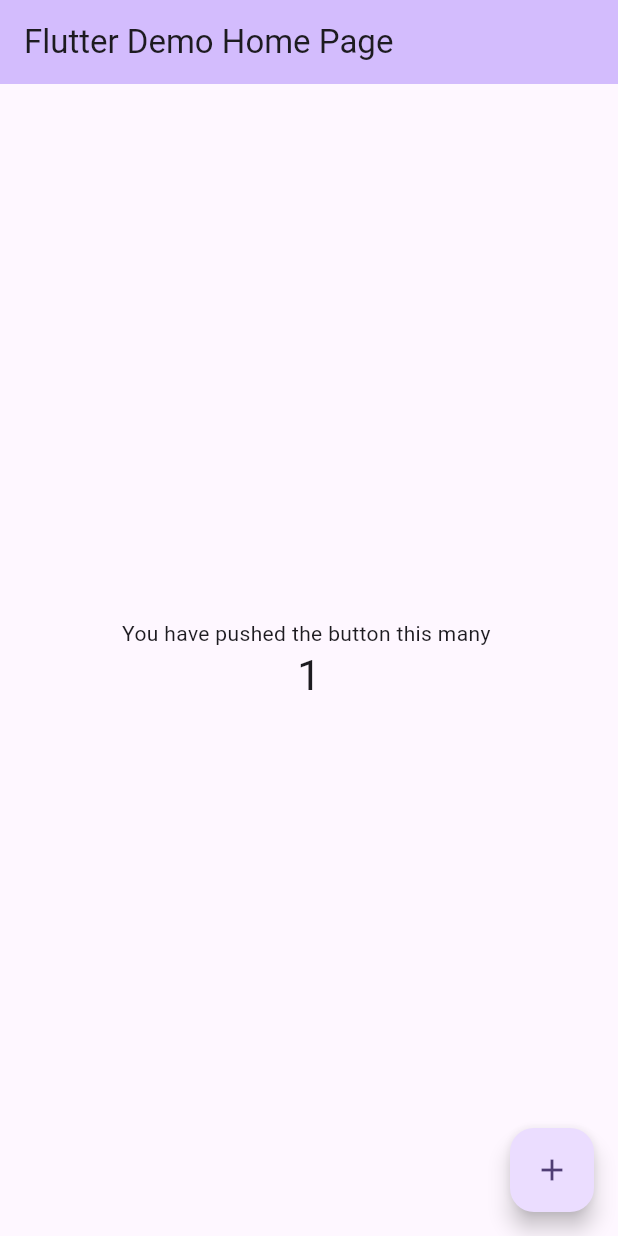
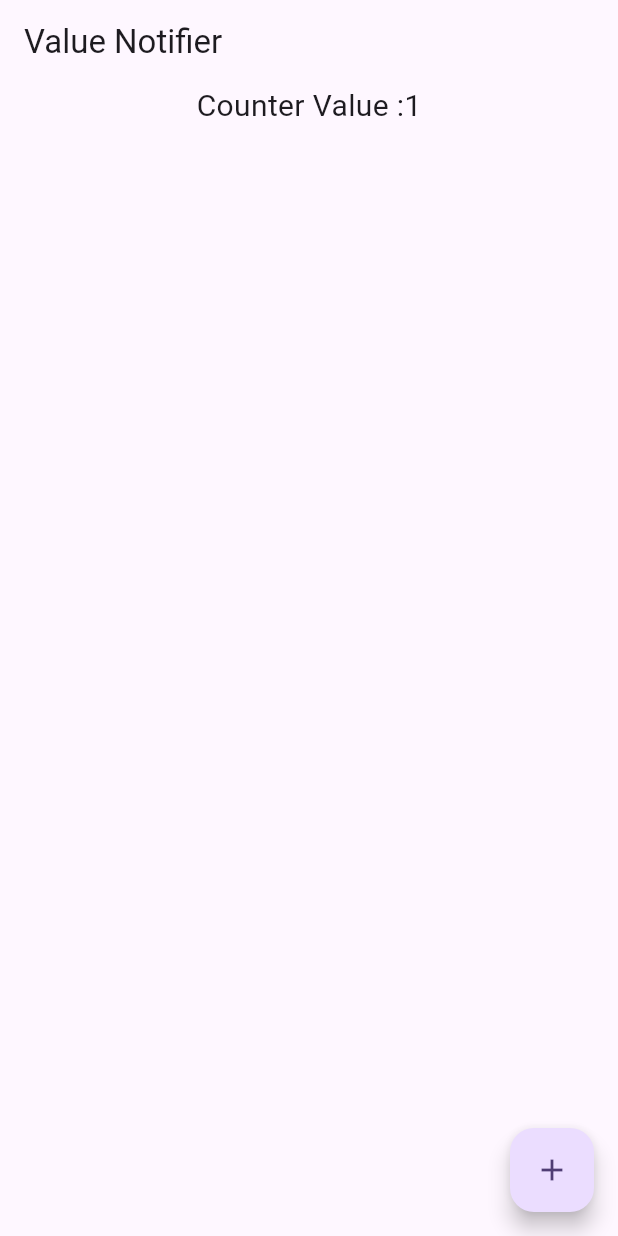
Before and after one commit to VinayTShetty/Flutter-Tutorials, a Flutter app: the screen it shows after launch, after a tap on the "add" icon, on a phone screen of 412 x 824 dp. Run offline on Flutter 3.47's test engine with Material 3 defaults, Android fonts, the phone set to English and light mode, and no system bars.

Commit message:
Basic implementation of ValueNotifier.

```diff
--- a/lib/main.dart
+++ b/lib/main.dart
@@ -1,4 +1,5 @@
 import 'package:flutter/material.dart';
+import 'package:statemanagement/screen/valuenotefier.dart';
 
 void main() {
   runApp(const MyApp());
@@ -15,55 +16,7 @@ class MyApp extends StatelessWidget {
         colorScheme: ColorScheme.fromSeed(seedColor: Colors.deepPurple),
         useMaterial3: true,
       ),
-      home: const MyHomePage(title: 'Flutter Demo Home Page'),
+      home: ValueNotifierCounter(),
     );
   }
 }
-
-class MyHomePage extends StatefulWidget {
-  const MyHomePage({super.key, required this.title});
-
-  final String title;
-
-  @override
-  State<MyHomePage> createState() => _MyHomePageState();
-}
-
-class _MyHomePageState extends State<MyHomePage> {
-  int _counter = 0;
-
-  void _incrementCounter() {
-    setState(() {
-      _counter++;
-    });
-  }
-
-  @override
-  Widget build(BuildContext context) {
-    return Scaffold(
-      appBar: AppBar(
-        backgroundColor: Theme.of(context).colorScheme.inversePrimary,
-        title: Text(widget.title),
-      ),
-      body: Center(
-        child: Column(
-          mainAxisAlignment: MainAxisAlignment.center,
-          children: <Widget>[
-            const Text(
-              'You have pushed the button this many ',
-            ),
-            Text(
-              '$_counter',
-              style: Theme.of(context).textTheme.headlineMedium,
-            ),
-          ],
-        ),
-      ),
-      floatingActionButton: FloatingActionButton(
-        onPressed: _incrementCounter,
-        tooltip: 'Increment',
-        child: const Icon(Icons.add),
-      ),
-    );
-  }
-}
--- /dev/null
+++ b/lib/screen/valuenotefier.dart
@@ -0,0 +1,37 @@
+import 'package:flutter/material.dart';
+
+class ValueNotifierCounter extends StatelessWidget {
+  ValueNotifierCounter({super.key});
+  ValueNotifier<int> counterValNotifier = ValueNotifier<int>(0);
+  @override
+  Widget build(BuildContext context) {
+    print("Entire Widget Build");
+    return Scaffold(
+      appBar: AppBar(
+        title: Text('Value Notifier'),
+      ),
+      body: Center(
+        child: Column(
+          children: [
+            ValueListenableBuilder(
+              valueListenable: counterValNotifier,
+              builder: (context, value, child) {
+                return Text(
+                  'Counter Value :$value',
+                  style: TextStyle(fontSize: 20),
+                );
+              },
+            ),
+          ],
+        ),
+      ),
+      floatingActionButton: FloatingActionButton(
+        onPressed: () {
+          counterValNotifier.value++;
+          print(counterValNotifier.value.toString());
+        },
+        child: Icon(Icons.add),
+      ),
+    );
+  }
+}
```
Also changed, not shown: 1 other file.
